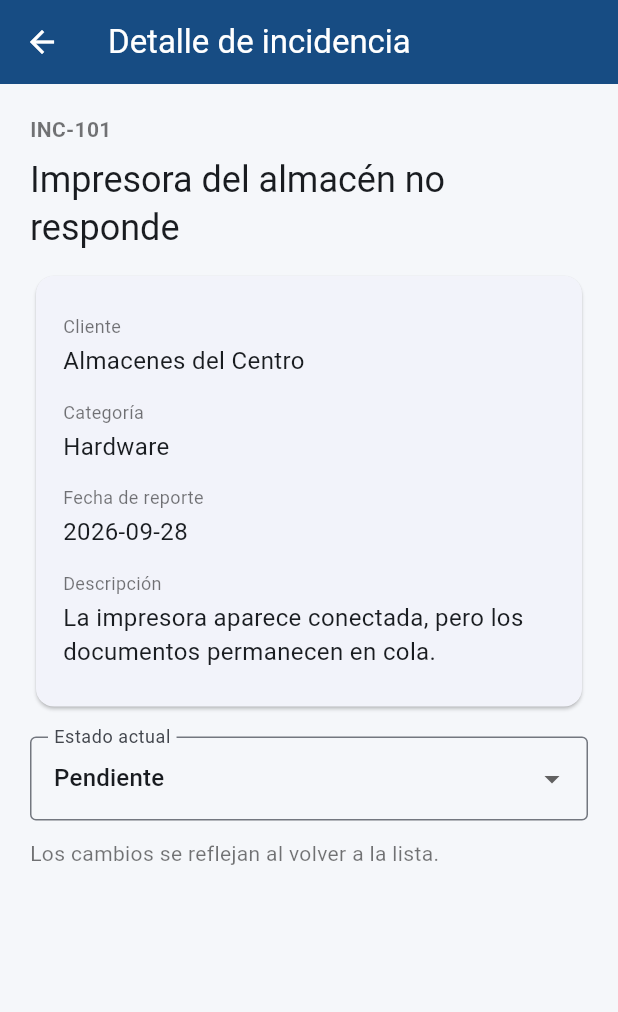
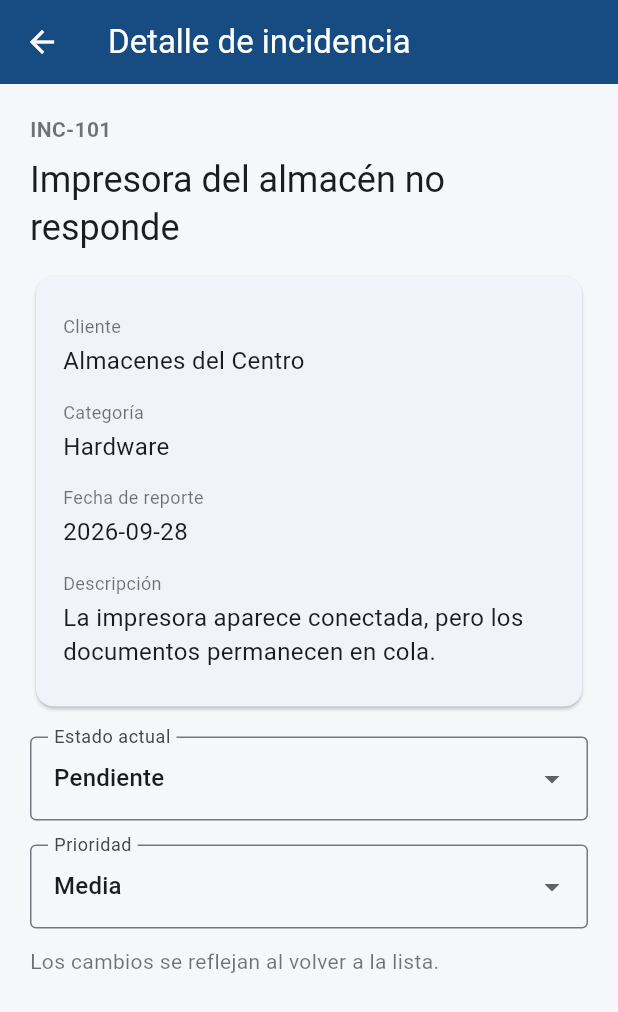
Before and after one commit to PicazoArturo/NexaSoftSolutions, a Flutter app: the screen it shows after launch, after a tap on "Impresora del almacén no responde", on a phone screen of 412 x 824 dp. Shown: the top 1012 px of the screen. Run offline on Flutter 3.47's test engine with Material 3 defaults, Android fonts, the phone set to English and light mode, and no system bars; our stand-ins replace shared_preferences.

Commit message:
feat(FEAT-001): mostrar y editar la prioridad en las pantallas
- Registrar: selector de prioridad (Media por defecto).
- Lista: cada incidencia muestra su prioridad con un color por nivel.
- Detalle: selector para cambiar la prioridad, que se guarda igual que
  el estado.

```diff
--- a/lib/ui/pantalla_detalle.dart
+++ b/lib/ui/pantalla_detalle.dart
@@ -16,9 +16,18 @@ class _PantallaDetalleState extends State<PantallaDetalle> {
 
   Future<void> cambiar(String? valor) async {
     if (valor == null) return;
+    await guardarCambio(() => widget.gestor.cambiarEstado(widget.id, valor));
+  }
+
+  Future<void> cambiarPrioridad(String? valor) async {
+    if (valor == null) return;
+    await guardarCambio(() => widget.gestor.cambiarPrioridad(widget.id, valor));
+  }
+
+  Future<void> guardarCambio(Future<void> Function() accion) async {
     setState(() => guardando = true);
     try {
-      await widget.gestor.cambiarEstado(widget.id, valor);
+      await accion();
       if (mounted) setState(() {});
     } catch (e) {
       if (mounted) {
@@ -77,6 +86,15 @@ class _PantallaDetalleState extends State<PantallaDetalle> {
                           .toList(),
                       onChanged: guardando ? null : cambiar,
                     ),
+                    const SizedBox(height: 16),
+                    DropdownButtonFormField<String>(
+                      initialValue: item.prioridad,
+                      decoration: const InputDecoration(labelText: 'Prioridad', border: OutlineInputBorder()),
+                      items: Incidencia.prioridades
+                          .map((v) => DropdownMenuItem(value: v, child: Text(v)))
+                          .toList(),
+                      onChanged: guardando ? null : cambiarPrioridad,
+                    ),
                     if (guardando) const Padding(
                       padding: EdgeInsets.only(top: 12), child: LinearProgressIndicator(),
                     ),
--- a/lib/ui/pantalla_nueva.dart
+++ b/lib/ui/pantalla_nueva.dart
@@ -1,4 +1,5 @@
 import 'package:flutter/material.dart';
+import '../model/incidencia.dart';
 import '../services/gestor_incidencias.dart';
 
 class PantallaNueva extends StatefulWidget {
@@ -15,6 +16,7 @@ class _PantallaNuevaState extends State<PantallaNueva> {
   final descripcion = TextEditingController();
   final cliente = TextEditingController();
   String categoria = 'Software';
+  String prioridad = Incidencia.prioridadPorDefecto;
   bool ocupado = false;
 
   @override
@@ -31,6 +33,7 @@ class _PantallaNuevaState extends State<PantallaNueva> {
     try {
       await widget.gestor.crear(
         titulo.text.trim(), descripcion.text.trim(), cliente.text.trim(), categoria,
+        prioridad: prioridad,
       );
       if (mounted) Navigator.pop(context, true);
     } catch (e) {
@@ -78,6 +81,16 @@ class _PantallaNuevaState extends State<PantallaNueva> {
                       .map((c) => DropdownMenuItem(value: c, child: Text(c))).toList(),
                   onChanged: ocupado ? null : (v) => setState(() => categoria = v ?? 'Software'),
                 ),
+                const SizedBox(height: 15),
+                DropdownButtonFormField<String>(
+                  initialValue: prioridad,
+                  decoration: const InputDecoration(labelText: 'Prioridad', border: OutlineInputBorder()),
+                  items: Incidencia.prioridades
+                      .map((p) => DropdownMenuItem(value: p, child: Text(p))).toList(),
+                  onChanged: ocupado
+                      ? null
+                      : (v) => setState(() => prioridad = v ?? Incidencia.prioridadPorDefecto),
+                ),
                 const SizedBox(height: 24),
                 FilledButton.icon(
                   onPressed: ocupado ? null : guardar,
--- a/lib/ui/pantalla_principal.dart
+++ b/lib/ui/pantalla_principal.dart
@@ -40,6 +40,12 @@ class _PantallaPrincipalState extends State<PantallaPrincipal> {
     if (estado == 'Resuelta') return const Color(0xFF147D64);
     if (estado == 'En proceso') return const Color(0xFFB56B13);
     return const Color(0xFFAC4052);
+  }
+
+  Color colorPrioridad(String prioridad) {
+    if (prioridad == 'Alta') return const Color(0xFFC62828);
+    if (prioridad == 'Media') return const Color(0xFF8A6D00);
+    return const Color(0xFF546E7A);
   }
 
   Widget resumen(String etiqueta, String valor, IconData icono) {
@@ -187,9 +193,17 @@ class _PantallaPrincipalState extends State<PantallaPrincipal> {
                                             children: [
                                               Text('${item.id}  ·  ${item.cliente}'),
                                               const SizedBox(height: 6),
-                                              Text(item.estado, style: TextStyle(
-                                                color: colorEstado(item.estado), fontWeight: FontWeight.bold,
-                                              )),
+                                              Row(children: [
+                                                Text(item.estado, style: TextStyle(
+                                                  color: colorEstado(item.estado), fontWeight: FontWeight.bold,
+                                                )),
+                                                const SizedBox(width: 14),
+                                                Icon(Icons.flag, size: 16, color: colorPrioridad(item.prioridad)),
+                                                const SizedBox(width: 3),
+                                                Text('Prioridad ${item.prioridad}', style: TextStyle(
+                                                  color: colorPrioridad(item.prioridad), fontWeight: FontWeight.w600,
+                                                )),
+                                              ]),
                                             ],
                                           ),
                                         ),
```
